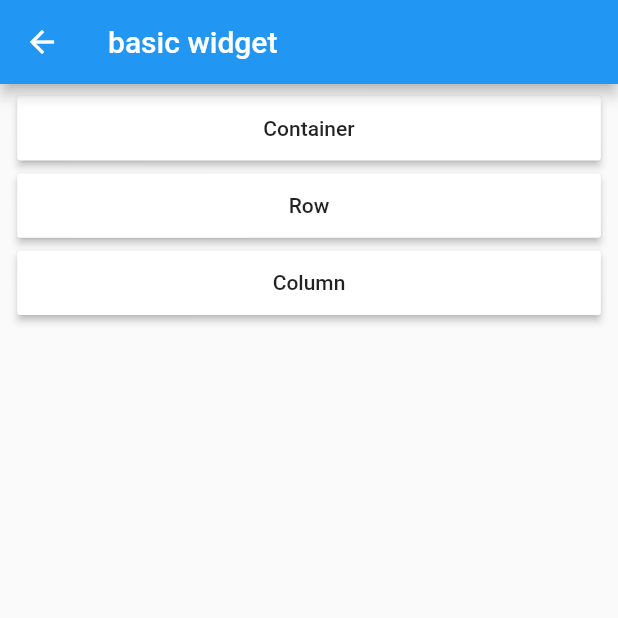
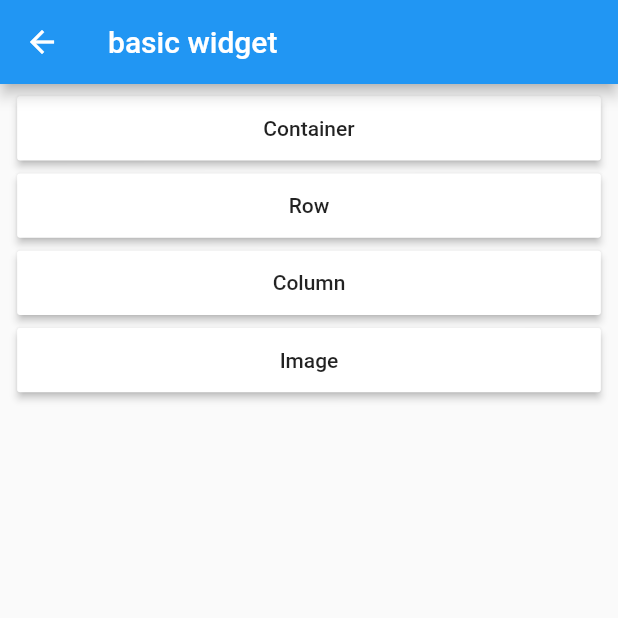
Before and after one commit to llmb/flutter_demo, a Flutter app: the BasicWidgetPage screen opened directly, on a phone screen of 412 x 824 dp, the top half of it. Run offline on Flutter 3.47's test engine with Material 2 defaults, Android fonts, the phone set to English and light mode, and no system bars.

Commit message:
加入Image详情页

```diff
--- a/lib/common/constant/RouteConst.dart
+++ b/lib/common/constant/RouteConst.dart
@@ -12,3 +12,6 @@ const String route_row_page = "/route_row_page";
 
 ///路由到基础组件中Column详情
 const String route_column_page = "/route_column_page";
+
+///路由到基础组件中Image详情
+const String route_image_page = "/route_image_page";
--- a/lib/common/localization/strings.dart
+++ b/lib/common/localization/strings.dart
@@ -18,6 +18,7 @@ class Strings {
       'container': 'Container',
       'row': 'Row',
       'column': 'Column',
+      'image': 'Image',
     },
 
     //中文文本
@@ -28,6 +29,7 @@ class Strings {
       'container': 'Container',
       'row': '行布局',
       'column': '列布局',
+      'image': '图片布局',
     }
   };
 
@@ -43,4 +45,6 @@ class Strings {
   String get row => _localizedValues[locale.languageCode]['row'];
 
   String get column => _localizedValues[locale.languageCode]['column'];
+
+  String get image => _localizedValues[locale.languageCode]['image'];
 }
--- a/lib/common/util/navigator_utils.dart
+++ b/lib/common/util/navigator_utils.dart
@@ -9,6 +9,7 @@ import '../../page/base_widget_page.dart';
 import '../../page/basic_widget/container.dart';
 import '../../page/basic_widget/row_page.dart';
 import '../../page/basic_widget/column_page.dart';
+import '../../page/basic_widget/image_page.dart';
 
 class NavigatorUtils {
   ///基础组件
@@ -38,4 +39,11 @@ class NavigatorUtils {
         builder: (_) => new ColumnPage(),
         settings: RouteSettings(name: route_column_page)));
   }
+
+  ///Image详情页
+  static goImagePage(BuildContext context) {
+    Navigator.of(context).push(MaterialPageRoute(
+        builder: (_) => new ImagePage(),
+        settings: RouteSettings(name: route_image_page)));
+  }
 }
--- a/lib/common/util/screen_utils.dart
+++ b/lib/common/util/screen_utils.dart
@@ -73,20 +73,20 @@ class ScreenUtil {
 
   ///dp 根据设计稿的设备宽度适配
   ///高度也根据这个来做适配可以保证不变形
-  static scaleWidth(int width) =>
+  static scaleWidth(double width) =>
       width * _instance._screenWidth / _instance._designWidth;
 
   /// dp 根据设计稿的设备高度适配
   /// 当发现设计稿中的一屏显示的与当前样式效果不符合时,
   /// 或者形状有差异时,高度适配建议使用此方法
   /// 高度适配主要针对想根据设计稿的一屏展示一样的效果
-  static scaleHeight(int height) =>
+  static scaleHeight(double height) =>
       height * _instance._screenHeight / _instance._designHeight;
 
   ///字体大小适配方法
   ///@param fontSize 传入设计稿上字体的px ,
   ///@param allowFontScaling 控制字体是否要根据系统的“字体大小”辅助选项来进行缩放。默认值为true。
-  static scaleSp(int fontSize, [allowFontScaling = true]) => allowFontScaling
+  static scaleSp(double fontSize, [allowFontScaling = true]) => allowFontScaling
       ? scaleWidth(fontSize) *
           _instance._textScaleFactor *
           _instance._pixelRatio
--- a/lib/page/base_widget_page.dart
+++ b/lib/page/base_widget_page.dart
@@ -25,8 +25,8 @@ class _BasicWidgetPageState extends State<BasicWidgetPage> {
       ),
       body: Padding(
         padding: EdgeInsets.all(ScreenUtil.scaleWidth(10)),
-        child: Column(
-          mainAxisAlignment: MainAxisAlignment.start,
+        child: ListView(
+          scrollDirection: Axis.vertical,
           children: <Widget>[
             ButtonItem(
               title: Strings.of(context).container,
@@ -45,6 +45,12 @@ class _BasicWidgetPageState extends State<BasicWidgetPage> {
               onClick: () {
                 NavigatorUtils.goColumnPage(context);
               },
+            ),
+            ButtonItem(
+              title: Strings.of(context).image,
+              onClick: () {
+                NavigatorUtils.goImagePage(context);
+              },
             )
           ],
         ),
--- a/pubspec.yaml
+++ b/pubspec.yaml
@@ -40,9 +40,8 @@ flutter:
   uses-material-design: true
 
   # To add assets to your application, add an assets section, like this:
-  # assets:
-  #  - images/a_dot_burr.jpeg
-  #  - images/a_dot_ham.jpeg
+  assets:
+    - images/flutter.png
 
   # An image asset can refer to one or more resolution-specific "variants", see
   # https://flutter.io/assets-and-images/#resolution-aware.
```
Also changed, not shown: lib/page/basic_widget/image_page.dart (added, +88 -0 lines), images/flutter.png (added), 1 other file.
